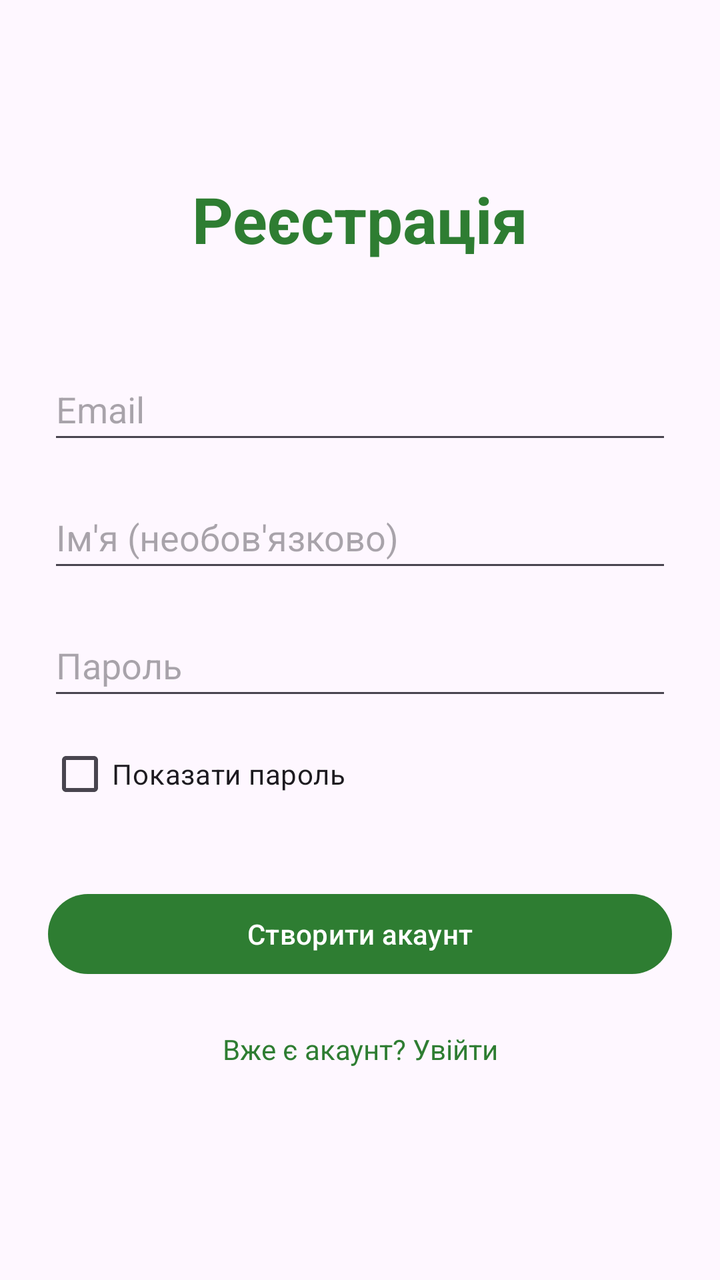
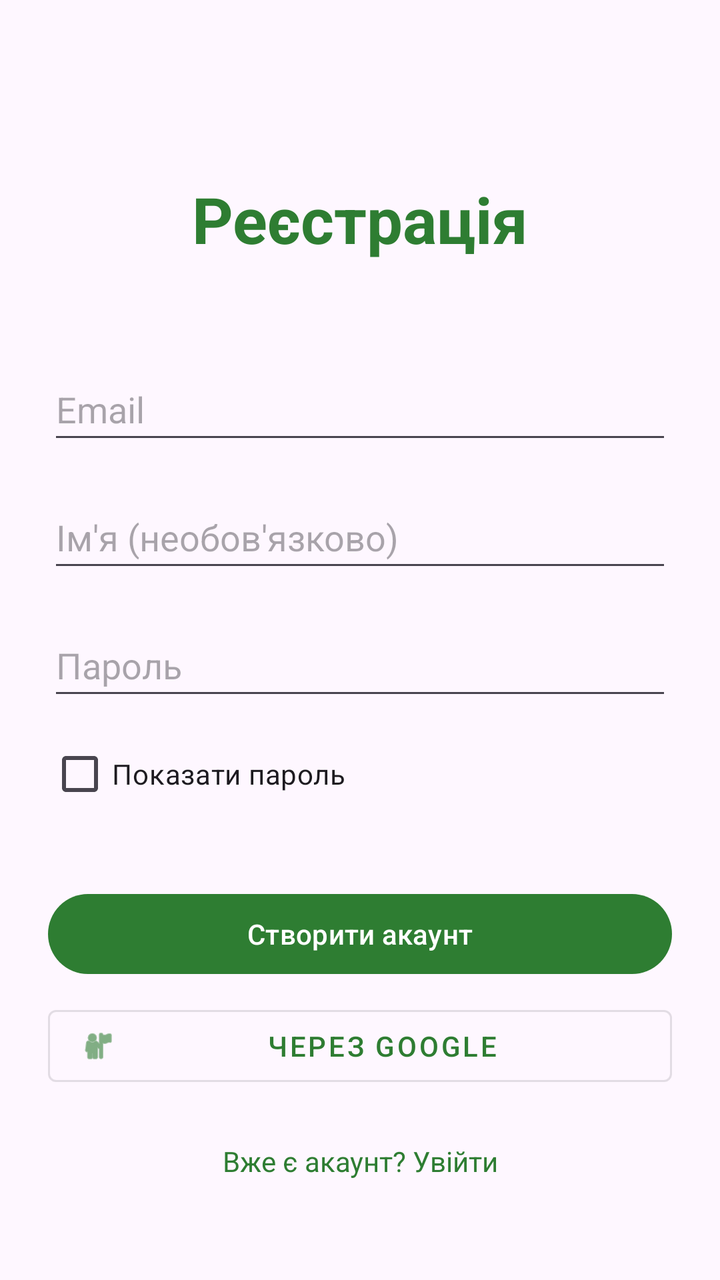

Compare the two renders of this Android layout. The source of the first and the diff that turns it into the second are given below.
<!-- AndroidManifest.xml: application theme Theme.MyFinance -->
<!-- res/layout/activity_register.xml -->
<?xml version="1.0" encoding="utf-8"?>
<androidx.constraintlayout.widget.ConstraintLayout xmlns:android="http://schemas.android.com/apk/res/android"
    xmlns:app="http://schemas.android.com/apk/res-auto"
    xmlns:tools="http://schemas.android.com/tools"
    android:layout_width="match_parent"
    android:layout_height="match_parent"
    android:padding="24dp"
    tools:context=".RegisterActivity">

    <TextView
        android:id="@+id/tvTitle"
        android:layout_width="wrap_content"
        android:layout_height="wrap_content"
        android:layout_marginTop="64dp"
        android:text="Реєстрація"
        android:textColor="@color/primary_green"
        android:textSize="32sp"
        android:textStyle="bold"
        app:layout_constraintEnd_toEndOf="parent"
        app:layout_constraintStart_toStartOf="parent"
        app:layout_constraintTop_toTopOf="parent" />

    <EditText
        android:id="@+id/etEmail"
        android:layout_width="0dp"
        android:layout_height="wrap_content"
        android:layout_marginTop="48dp"
        android:hint="Email"
        android:inputType="textEmailAddress"
        android:minHeight="48dp"
        app:layout_constraintEnd_toEndOf="parent"
        app:layout_constraintStart_toStartOf="parent"
        app:layout_constraintTop_toBottomOf="@+id/tvTitle" />

    <EditText
        android:id="@+id/etName"
        android:layout_width="0dp"
        android:layout_height="wrap_content"
        android:layout_marginTop="16dp"
        android:hint="Ім'я (необов'язково)"
        android:inputType="textPersonName|textCapWords"
        android:minHeight="48dp"
        app:layout_constraintEnd_toEndOf="parent"
        app:layout_constraintStart_toStartOf="parent"
        app:layout_constraintTop_toBottomOf="@+id/etEmail" />

    <EditText
        android:id="@+id/etPassword"
        android:layout_width="0dp"
        android:layout_height="wrap_content"
        android:layout_marginTop="16dp"
        android:hint="Пароль"
        android:inputType="textPassword"
        android:minHeight="48dp"
        app:layout_constraintEnd_toEndOf="parent"
        app:layout_constraintStart_toStartOf="parent"
        app:layout_constraintTop_toBottomOf="@+id/etName" />

    <CheckBox
        android:id="@+id/cbShowPassword"
        android:layout_width="wrap_content"
        android:layout_height="wrap_content"
        android:layout_marginTop="8dp"
        android:text="Показати пароль"
        app:layout_constraintStart_toStartOf="parent"
        app:layout_constraintTop_toBottomOf="@+id/etPassword" />

    <Button
        android:id="@+id/btnRegister"
        android:layout_width="0dp"
        android:layout_height="wrap_content"
        android:layout_marginTop="32dp"
        android:text="Створити акаунт"
        app:layout_constraintEnd_toEndOf="parent"
        app:layout_constraintStart_toStartOf="parent"
        app:layout_constraintTop_toBottomOf="@+id/cbShowPassword" />

    <TextView
        android:id="@+id/tvGoToLogin"
        android:layout_width="wrap_content"
        android:layout_height="wrap_content"
        android:layout_marginTop="16dp"
        android:padding="8dp"
        android:text="Вже є акаунт? Увійти"
        android:textColor="@color/primary_green"
        app:layout_constraintEnd_toEndOf="parent"
        app:layout_constraintStart_toStartOf="parent"
        app:layout_constraintTop_toBottomOf="@+id/btnRegister" />

    <ProgressBar
        android:id="@+id/progressBar"
        android:layout_width="wrap_content"
        android:layout_height="wrap_content"
        android:visibility="gone"
        app:layout_constraintBottom_toBottomOf="parent"
        app:layout_constraintEnd_toEndOf="parent"
        app:layout_constraintStart_toStartOf="parent"
        app:layout_constraintTop_toTopOf="parent" />

</androidx.constraintlayout.widget.ConstraintLayout>
<!-- resources referenced by this layout -->
<resources>
  <color name="primary_green">#2E7D32</color>
  <style name="Theme.MyFinance" parent="Base.Theme.MyFinance" />
  <style name="Base.Theme.MyFinance" parent="Theme.Material3.DayNight.NoActionBar">
          <item name="colorPrimary">@color/primary_green</item>
          <item name="colorSecondary">@color/primary_green_light</item>
      </style>
  <color name="primary_green_light">#4CAF50</color>
</resources>

<!-- the commit's change to res/layout/activity_register.xml (unified diff, before → after) -->
@@ -75,6 +75,18 @@
         app:layout_constraintStart_toStartOf="parent"
         app:layout_constraintTop_toBottomOf="@+id/cbShowPassword" />
 
+    <Button
+        android:id="@+id/btnGoogleSignIn"
+        style="@style/Widget.MaterialComponents.Button.OutlinedButton"
+        android:layout_width="0dp"
+        android:layout_height="wrap_content"
+        android:layout_marginTop="8dp"
+        android:text="Через Google"
+        app:icon="@android:drawable/ic_menu_myplaces"
+        app:layout_constraintEnd_toEndOf="parent"
+        app:layout_constraintStart_toStartOf="parent"
+        app:layout_constraintTop_toBottomOf="@+id/btnRegister" />
+
     <TextView
         android:id="@+id/tvGoToLogin"
         android:layout_width="wrap_content"
@@ -85,7 +97,7 @@
         android:textColor="@color/primary_green"
         app:layout_constraintEnd_toEndOf="parent"
         app:layout_constraintStart_toStartOf="parent"
-        app:layout_constraintTop_toBottomOf="@+id/btnRegister" />
+        app:layout_constraintTop_toBottomOf="@+id/btnGoogleSignIn" />
 
     <ProgressBar
         android:id="@+id/progressBar"
